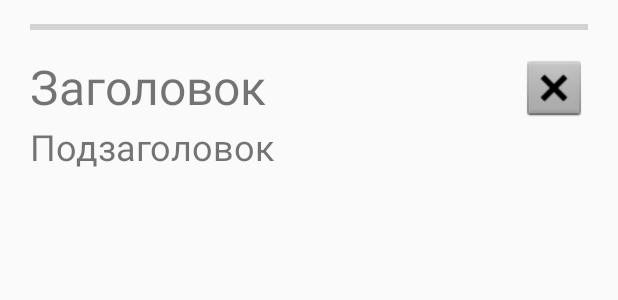
After one commit to Sebbia/android-sdk-story-in-the-app, an Android app: the layout screen_list.xml on its own in the app's theme, with its tools: preview values and no code run, on a phone screen of 412 x 824 dp. The commit adds this screen. Shown: the top 300 px of the screen. Run offline under Robolectric (Android 15) with nearby library versions, the phone set to English and light mode, and no system bars.

Commit message:
Интерфейс экрана истории
- Заголовок
- Подзаголовок
- Кнопка выхода

```diff
--- a/app/src/main/java/com/example/android_sdk_story_in_the_app/HistoryAdapter.kt
+++ b/app/src/main/java/com/example/android_sdk_story_in_the_app/HistoryAdapter.kt
@@ -17,7 +17,7 @@ class HistoryAdapter(numberItems : Int) : RecyclerView.Adapter<HistoryAdapter.Hi
 
     override fun onCreateViewHolder(parent: ViewGroup, viewType: Int): HistoryViewHolder {
         var context : Context = parent.context
-        var layoutIdListItem = R.layout.screen
+        var layoutIdListItem = R.layout.history_item
 
         var inflater : LayoutInflater = LayoutInflater.from(context)
         var view : View = inflater.inflate(layoutIdListItem, parent, false)
--- /dev/null
+++ b/app/src/main/res/layout/history_item.xml
@@ -0,0 +1,14 @@
+<?xml version="1.0" encoding="utf-8"?>
+<FrameLayout xmlns:android="http://schemas.android.com/apk/res/android"
+    xmlns:app="http://schemas.android.com/apk/res-auto"
+    xmlns:tools="http://schemas.android.com/tools"
+    android:layout_width="wrap_content" android:layout_height="wrap_content"
+    android:padding="8dp">
+
+    <ImageButton
+        android:background="@drawable/fake_history_background"
+        android:id="@+id/history_item"
+        android:layout_width="wrap_content"
+        android:layout_height="wrap_content"
+        tools:srcCompat="@tools:sample/avatars" />
+</FrameLayout>
--- a/app/src/main/res/layout/screen.xml
+++ b/app/src/main/res/layout/screen.xml
@@ -1,14 +1,10 @@
 <?xml version="1.0" encoding="utf-8"?>
 <FrameLayout xmlns:android="http://schemas.android.com/apk/res/android"
-    xmlns:app="http://schemas.android.com/apk/res-auto"
-    xmlns:tools="http://schemas.android.com/tools"
-    android:layout_width="wrap_content" android:layout_height="wrap_content"
-    android:padding="8dp">
+    android:layout_width="match_parent" android:layout_height="match_parent">
 
-    <ImageButton
-        android:background="@drawable/fake_history_background"
-        android:id="@+id/history_item"
-        android:layout_width="wrap_content"
-        android:layout_height="wrap_content"
-        tools:srcCompat="@tools:sample/avatars" />
+    <android.support.v4.view.ViewPager android:layout_height="match_parent"
+        android:layout_width="match_parent">
+
+    </android.support.v4.view.ViewPager>
+
 </FrameLayout>
--- /dev/null
+++ b/app/src/main/res/layout/screen_list.xml
@@ -0,0 +1,62 @@
+<?xml version="1.0" encoding="utf-8"?>
+<FrameLayout xmlns:android="http://schemas.android.com/apk/res/android"
+    xmlns:app="http://schemas.android.com/apk/res-auto"
+    xmlns:tools="http://schemas.android.com/tools"
+    android:layout_width="match_parent" android:layout_height="match_parent">
+
+    <LinearLayout
+        android:layout_width="match_parent"
+        android:layout_height="match_parent"
+        android:orientation="vertical">
+
+        <ProgressBar
+            android:id="@+id/progressBar"
+            style="?android:attr/progressBarStyleHorizontal"
+            android:layout_width="match_parent"
+            android:layout_height="wrap_content"
+            android:paddingLeft="20dp"
+            android:paddingTop="10dp"
+            android:paddingRight="20dp"
+            android:paddingBottom="10dp" />
+
+        <RelativeLayout
+            android:layout_width="match_parent"
+            android:layout_height="wrap_content"
+            android:orientation="horizontal"
+            android:layout_marginLeft="20dp"
+            android:layout_marginRight="20dp">
+
+            <TextView
+                android:id="@+id/title"
+                android:layout_width="match_parent"
+                android:layout_height="wrap_content"
+                android:text="Заголовок"
+                android:textSize="32dp" />
+
+            <ImageView
+                android:id="@+id/imageView2"
+                android:layout_width="45dp"
+                android:layout_height="45dp"
+                android:layout_alignParentRight="true"
+                app:srcCompat="@android:drawable/btn_dialog" />
+
+        </RelativeLayout>
+
+        <LinearLayout
+            android:layout_width="match_parent"
+            android:layout_height="match_parent"
+            android:orientation="horizontal"
+            android:layout_marginLeft="20dp"
+            android:layout_marginRight="20dp">
+
+            <TextView
+                android:id="@+id/textView4"
+                android:layout_width="wrap_content"
+                android:layout_height="wrap_content"
+                android:layout_weight="1"
+                android:text="Подзаголовок"
+                android:textSize="24dp" />
+        </LinearLayout>
+
+    </LinearLayout>
+</FrameLayout>
```
